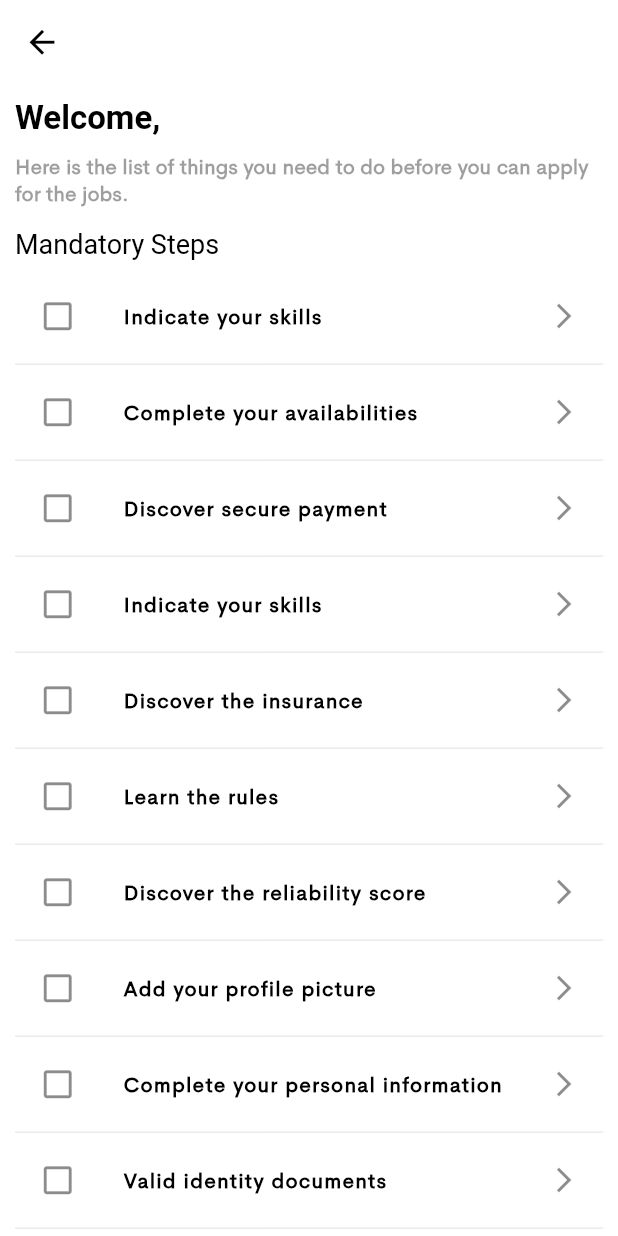
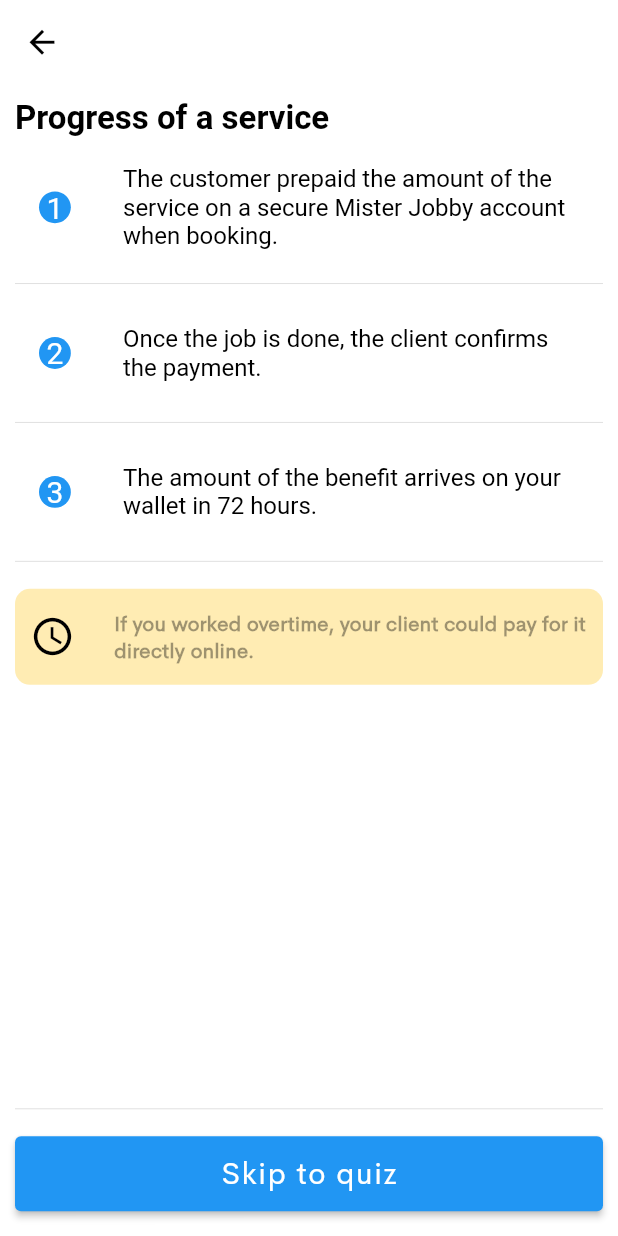
Before and after one commit to bilawal786/mister_jobby_jobber, a Flutter app: the MandatoryStepsScreen screen opened by its route, after a tap on "Discover secure payment", on a phone screen of 412 x 824 dp. Run offline on Flutter 3.47's test engine with Material 2 defaults, Android fonts, the phone set to English and light mode, and no system bars; our stand-ins replace easy_localization, google_maps_flutter; network calls fail; Roboto replaces fonts that are missing (Cerebri Sans Bold).

```diff
--- a/lib/helper/routes.dart
+++ b/lib/helper/routes.dart
@@ -8,5 +8,9 @@ class MyRoutes {
   static const String LOGINSCREENROUTE = "login-Screen";
   static const String MANDATORYSTEPSSCREENROUTE = "Mandatory-Steps-Screen";
   static const String AVAILABILITIESSCREENROUTE = "Availabilities-Steps-Screen";
+  static const String PROGRESSSERVICESROUTE = "Progress-Service-Screen";
+  static const String INDICATESKILLSROUTE = "Indicate-Skills-Screen";
 
+  static String BASEURL = 'https://misterjobby.ikaedigital.com/api';
+  static String IMAGEURL = 'https://misterjobby.ikaedigital.com/';
 }
--- /dev/null
+++ b/lib/models/mandatory_steps_model/indicate_skills_model/indicate_skills_model.dart
@@ -0,0 +1,97 @@
+// To parse this JSON data, do
+//
+//     final indicateSkillsModel = indicateSkillsModelFromJson(jsonString);
+
+import 'dart:convert';
+
+List<IndicateSkillsModel> indicateSkillsModelFromJson(String str) => List<IndicateSkillsModel>.from(json.decode(str).map((x) => IndicateSkillsModel.fromJson(x)));
+
+String indicateSkillsModelToJson(List<IndicateSkillsModel> data) => json.encode(List<dynamic>.from(data.map((x) => x.toJson())));
+
+class IndicateSkillsModel {
+  IndicateSkillsModel({
+    required this.id,
+    required this.title,
+    required this.image,
+    required this.subCategories,
+  });
+
+  int id;
+  String title;
+  String image;
+  List<SubCategory> subCategories;
+
+  factory IndicateSkillsModel.fromJson(Map<String, dynamic> json) => IndicateSkillsModel(
+    id: json["id"],
+    title: json["title"],
+    image: json["image"],
+    subCategories: List<SubCategory>.from(json["sub_categories"].map((x) => SubCategory.fromJson(x))),
+  );
+
+  Map<String, dynamic> toJson() => {
+    "id": id,
+    "title": title,
+    "image": image,
+    "sub_categories": List<dynamic>.from(subCategories.map((x) => x.toJson())),
+  };
+}
+
+class SubCategory {
+  SubCategory({
+    required this.id,
+    required this.title,
+    required this.image,
+    this.price,
+    required this.childCategories,
+  });
+
+  int id;
+  String title;
+  String image;
+  dynamic price;
+  List<ChildCategory> childCategories;
+
+  factory SubCategory.fromJson(Map<String, dynamic> json) => SubCategory(
+    id: json["id"],
+    title: json["title"],
+    image: json["image"],
+    price: json["price"],
+    childCategories: List<ChildCategory>.from(json["child_categories"].map((x) => ChildCategory.fromJson(x))),
+  );
+
+  Map<String, dynamic> toJson() => {
+    "id": id,
+    "title": title,
+    "image": image,
+    "price": price,
+    "child_categories": List<dynamic>.from(childCategories.map((x) => x.toJson())),
+  };
+}
+
+class ChildCategory {
+  ChildCategory({
+    required this.id,
+    required this.title,
+    required this.price,
+    required this.img,
+  });
+
+  int id;
+  String title;
+  String price;
+  String img;
+
+  factory ChildCategory.fromJson(Map<String, dynamic> json) => ChildCategory(
+    id: json["id"],
+    title: json["title"],
+    price: json["price"],
+    img: json["img"],
+  );
+
+  Map<String, dynamic> toJson() => {
+    "id": id,
+    "title": title,
+    "price": price,
+    "img": img,
+  };
+}
--- /dev/null
+++ b/lib/screens/auth_screens/mandatory_steps/payment_progress_services_step/progress_service_screen.dart
@@ -0,0 +1,146 @@
+import 'package:flutter/material.dart';
+import 'package:easy_localization/easy_localization.dart';
+
+import '../../../../widgets/const_widgets/custom_button.dart';
+
+class ProgressServices extends StatelessWidget {
+  const ProgressServices({Key? key}) : super(key: key);
+
+  @override
+  Widget build(BuildContext context) {
+    return Scaffold(
+      appBar: AppBar(
+        backgroundColor: Colors.white,
+        elevation: 0,
+        iconTheme: const IconThemeData(color: Colors.black, size: 25),
+      ),
+      body: SingleChildScrollView(
+        child: Column(
+          crossAxisAlignment: CrossAxisAlignment.start,
+          children: <Widget>[
+            Padding(
+              padding: const EdgeInsets.all(10.0),
+              child: Column(
+                crossAxisAlignment: CrossAxisAlignment.start,
+                children: <Widget>[
+                  Text(
+                    "Progress of a service",
+                    style: Theme.of(context).textTheme.titleMedium,
+                  ).tr(),
+                  SizedBox(
+                    height: MediaQuery.of(context).size.width / 30,
+                  ),
+                  ListTile(
+                    leading: Container(
+                      padding: const EdgeInsets.all(5.0),
+                      decoration: BoxDecoration(
+                        color: Theme.of(context).primaryColor,
+                        shape: BoxShape.circle,
+                      ),
+                      child: const Text(
+                        "1",
+                        style: TextStyle(
+                          fontSize: 20,
+                          color: Colors.white,
+                        ),
+                      ),
+                    ),
+                    title: Text(
+                      "The customer prepaid the amount of the service on a secure Mister Jobby account when booking.",
+                      style: Theme.of(context).textTheme.bodyMedium,
+                    ),
+                  ),
+                  SizedBox(
+                    height: MediaQuery.of(context).size.width / 40,
+                  ),
+                  const Divider(),
+                  SizedBox(
+                    height: MediaQuery.of(context).size.width / 40,
+                  ),
+                  ListTile(
+                    leading: Container(
+                      padding: const EdgeInsets.all(5.0),
+                      decoration: BoxDecoration(
+                        color: Theme.of(context).primaryColor,
+                        shape: BoxShape.circle,
+                      ),
+                      child: const Text(
+                        "2",
+                        style: TextStyle(
+                          fontSize: 20,
+                          color: Colors.white,
+                        ),
+                      ),
+                    ),
+                    title: Text(
+                      "Once the job is done, the client confirms the payment.",
+                      style: Theme.of(context).textTheme.bodyMedium,
+                    ),
+                  ),
+                  SizedBox(
+                    height: MediaQuery.of(context).size.width / 40,
+                  ),
+                  const Divider(),
+                  SizedBox(
+                    height: MediaQuery.of(context).size.width / 40,
+                  ),
+                  ListTile(
+                    leading: Container(
+                      padding: const EdgeInsets.all(5.0),
+                      decoration: BoxDecoration(
+                        color: Theme.of(context).primaryColor,
+                        shape: BoxShape.circle,
+                      ),
+                      child: const Text(
+                        "3",
+                        style: TextStyle(
+                          fontSize: 20,
+                          color: Colors.white,
+                        ),
+                      ),
+                    ),
+                    title: Text(
+                      "The amount of the benefit arrives on your wallet in 72 hours.",
+                      style: Theme.of(context).textTheme.bodyMedium,
+                    ),
+                  ),
+                  SizedBox(
+                    height: MediaQuery.of(context).size.width /40,
+                  ),
+                  const Divider(),
+                  SizedBox(
+                    height: MediaQuery.of(context).size.width / 40,
+                  ),
+                  ListTile(
+                    contentPadding: const EdgeInsets.all(10.0),
+                    shape: RoundedRectangleBorder(
+                      borderRadius: BorderRadius.circular(10.0),
+                    ),
+                    dense: true,
+                    tileColor: Colors.amber.shade100,
+                    leading: const Icon(
+                      Icons.watch_later_outlined,
+                      color: Colors.black,
+                    ),
+                    subtitle: Text(
+                      "If you worked overtime, your client could pay for it directly online.",
+                      style: Theme.of(context).textTheme.labelMedium,
+                    ),
+                  ),
+                  SizedBox(
+                    height: MediaQuery.of(context).size.width / 1.5,
+                  ),
+                  const Divider(),
+                  SizedBox(
+                    height: MediaQuery.of(context).size.width / 40,
+                  ),
+                  CustomButton(onPress: (){}, buttonName: "Skip to quiz"),
+                ],
+              ),
+            ),
+          ],
+        ),
+      ),
+    );
+  }
+}
--- a/lib/screens/auth_screens/mandatory_steps_screen.dart
+++ b/lib/screens/auth_screens/mandatory_steps_screen.dart
@@ -1,3 +1,4 @@
+import 'package:easy_localization/easy_localization.dart';
 import 'package:flutter/material.dart';
 
 import '../../helper/routes.dart';
@@ -25,18 +26,18 @@ class MandatoryStepsScreen extends StatelessWidget {
               child: Column(
                 crossAxisAlignment: CrossAxisAlignment.start,
                 children: <Widget>[
-                  Text("Welcome,", style: Theme.of(context).textTheme.titleMedium,),
+                  Text("Welcome,", style: Theme.of(context).textTheme.titleMedium,).tr(),
                   SizedBox(height: MediaQuery.of(context).size.width / 40,),
                   Text("Here is the list of things you need to do before you can apply for the jobs.",
-                  style: Theme.of(context).textTheme.labelMedium,),
+                  style: Theme.of(context).textTheme.labelMedium,).tr(),
                   SizedBox(height: MediaQuery.of(context).size.width / 30,),
-                  Text("Mandatory Steps", style: Theme.of(context).textTheme.bodyLarge,),
+                  Text("Mandatory Steps", style: Theme.of(context).textTheme.bodyLarge,).tr(),
                   SizedBox(height: MediaQuery.of(context).size.width / 30,),
                   ListTile(
-                    onTap: (){},
+                    onTap: () => Navigator.of(context).pushNamed(MyRoutes.INDICATESKILLSROUTE),
                     dense: true,
                     leading: const Icon(Icons.check_box_outline_blank, size: 25, color: Colors.black45,),
-                    title: Text("Indicate your skills", style: Theme.of(context).textTheme.bodySmall,),
+                    title: Text("Indicate your skills", style: Theme.of(context).textTheme.bodySmall,).tr(),
                     trailing: const Icon(Icons.arrow_forward_ios, size: 20,),
                   ),
                   const Divider(),
@@ -44,7 +45,15 @@ class MandatoryStepsScreen extends StatelessWidget {
                     onTap: ()=> Navigator.of(context).pushNamed(MyRoutes.AVAILABILITIESSCREENROUTE),
                     dense: true,
                     leading: const Icon(Icons.check_box_outline_blank, size: 25, color: Colors.black45,),
-                    title: Text("Complete your availabilities", style: Theme.of(context).textTheme.bodySmall,),
+                    title: Text("Complete your availabilities", style: Theme.of(context).textTheme.bodySmall,).tr(),
+                    trailing: const Icon(Icons.arrow_forward_ios, size: 20,),
+                  ),
+                  const Divider(),
+                  ListTile(
+                    onTap: ()=>Navigator.of(context).pushNamed(MyRoutes.PROGRESSSERVICESROUTE),
+                    dense: true,
+                    leading: const Icon(Icons.check_box_outline_blank, size: 25, color: Colors.black45,),
+                    title: Text("Discover secure payment", style: Theme.of(context).textTheme.bodySmall,).tr(),
                     trailing: const Icon(Icons.arrow_forward_ios, size: 20,),
                   ),
                   const Divider(),
@@ -52,7 +61,7 @@ class MandatoryStepsScreen extends StatelessWidget {
                     onTap: (){},
                     dense: true,
                     leading: const Icon(Icons.check_box_outline_blank, size: 25, color: Colors.black45,),
-                    title: Text("Discover secure payment", style: Theme.of(context).textTheme.bodySmall,),
+                    title: Text("Indicate your skills", style: Theme.of(context).textTheme.bodySmall,).tr(),
                     trailing: const Icon(Icons.arrow_forward_ios, size: 20,),
                   ),
                   const Divider(),
@@ -60,7 +69,7 @@ class MandatoryStepsScreen extends StatelessWidget {
                     onTap: (){},
                     dense: true,
                     leading: const Icon(Icons.check_box_outline_blank, size: 25, color: Colors.black45,),
-                    title: Text("Indicate your skills", style: Theme.of(context).textTheme.bodySmall,),
+                    title: Text("Discover the insurance", style: Theme.of(context).textTheme.bodySmall,).tr(),
                     trailing: const Icon(Icons.arrow_forward_ios, size: 20,),
                   ),
                   const Divider(),
@@ -68,7 +77,7 @@ class MandatoryStepsScreen extends StatelessWidget {
                     onTap: (){},
                     dense: true,
                     leading: const Icon(Icons.check_box_outline_blank, size: 25, color: Colors.black45,),
-                    title: Text("Discover the insurance", style: Theme.of(context).textTheme.bodySmall,),
+                    title: Text("Learn the rules", style: Theme.of(context).textTheme.bodySmall,).tr(),
                     trailing: const Icon(Icons.arrow_forward_ios, size: 20,),
                   ),
                   const Divider(),
@@ -76,7 +85,7 @@ class MandatoryStepsScreen extends StatelessWidget {
                     onTap: (){},
                     dense: true,
                     leading: const Icon(Icons.check_box_outline_blank, size: 25, color: Colors.black45,),
-                    title: Text("Learn the rules", style: Theme.of(context).textTheme.bodySmall,),
+                    title: Text("Discover the reliability score", style: Theme.of(context).textTheme.bodySmall,).tr(),
                     trailing: const Icon(Icons.arrow_forward_ios, size: 20,),
                   ),
                   const Divider(),
@@ -84,7 +93,7 @@ class MandatoryStepsScreen extends StatelessWidget {
                     onTap: (){},
                     dense: true,
                     leading: const Icon(Icons.check_box_outline_blank, size: 25, color: Colors.black45,),
-                    title: Text("Discover the reliability score", style: Theme.of(context).textTheme.bodySmall,),
+                    title: Text("Add your profile picture", style: Theme.of(context).textTheme.bodySmall,).tr(),
                     trailing: const Icon(Icons.arrow_forward_ios, size: 20,),
                   ),
                   const Divider(),
@@ -92,7 +101,7 @@ class MandatoryStepsScreen extends StatelessWidget {
                     onTap: (){},
                     dense: true,
                     leading: const Icon(Icons.check_box_outline_blank, size: 25, color: Colors.black45,),
-                    title: Text("Add your profile picture", style: Theme.of(context).textTheme.bodySmall,),
+                    title: Text("Complete your personal information", style: Theme.of(context).textTheme.bodySmall,).tr(),
                     trailing: const Icon(Icons.arrow_forward_ios, size: 20,),
                   ),
                   const Divider(),
@@ -100,7 +109,7 @@ class MandatoryStepsScreen extends StatelessWidget {
                     onTap: (){},
                     dense: true,
                     leading: const Icon(Icons.check_box_outline_blank, size: 25, color: Colors.black45,),
-                    title: Text("Complete your personal information", style: Theme.of(context).textTheme.bodySmall,),
+                    title: Text("Valid identity documents", style: Theme.of(context).textTheme.bodySmall,).tr(),
                     trailing: const Icon(Icons.arrow_forward_ios, size: 20,),
                   ),
                   const Divider(),
@@ -108,15 +117,7 @@ class MandatoryStepsScreen extends StatelessWidget {
                     onTap: (){},
                     dense: true,
                     leading: const Icon(Icons.check_box_outline_blank, size: 25, color: Colors.black45,),
-                    title: Text("Valid identity documents", style: Theme.of(context).textTheme.bodySmall,),
-                    trailing: const Icon(Icons.arrow_forward_ios, size: 20,),
-                  ),
-                  const Divider(),
-                  ListTile(
-                    onTap: (){},
-                    dense: true,
-                    leading: const Icon(Icons.check_box_outline_blank, size: 25, color: Colors.black45,),
-                    title: Text("Social security certificate", style: Theme.of(context).textTheme.bodySmall,),
+                    title: Text("Social security certificate", style: Theme.of(context).textTheme.bodySmall,).tr(),
                     trailing: const Icon(Icons.arrow_forward_ios, size: 20,),
                   ),
                   const Divider(),
--- a/pubspec.yaml
+++ b/pubspec.yaml
@@ -39,6 +39,7 @@ dependencies:
   easy_localization: ^3.0.1
   provider: ^6.0.3
   google_maps_flutter: ^2.2.1
+  http: ^0.13.5
 
 dev_dependencies:
   flutter_test:
```
Also changed, not shown: lib/main.dart (+7 -1 lines), lib/providers/mandatory_steps_provider/indicate_skills_provider/indicate_skills_provider.dart (added, +29 -0 lines), lib/screens/auth_screens/mandatory_steps/indicate_skills/skills_selection_screen.dart (added, +278 -0 lines), lib/screens/splash_screen.dart (+24 -3 lines), lib/screens/auth_screens/mandatory_steps/availabilities_steps/availabilities_step_screen.dart (renamed from lib/screens/auth_screens/mandatory_steps/availabilities_step_screen.dart), pubspec.lock.
